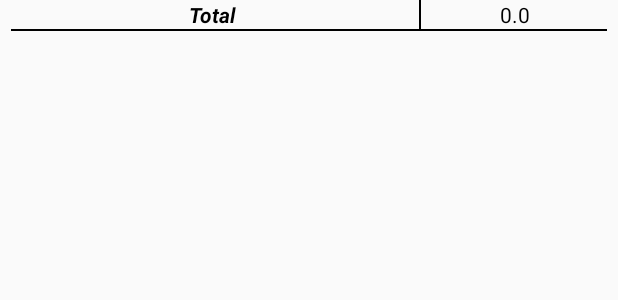
After one commit to fajarmi21/Pupuk, an Android app: the layout ppl_usul_footer.xml on its own in the app's theme, with its tools: preview values and no code run, on a phone screen of 412 x 824 dp. The commit adds this screen. Shown: the top 300 px of the screen. Run offline under Robolectric (Android 15) with nearby library versions, the phone set to English and light mode, and no system bars; Roboto replaces fonts that are not available here.

Commit message:
tak upload ki

```diff
--- a/app/src/main/java/com/polinema/android/kotlin/pupuk/network/WebServiceClient.kt
+++ b/app/src/main/java/com/polinema/android/kotlin/pupuk/network/WebServiceClient.kt
@@ -12,7 +12,7 @@ object WebServiceClient {
     private lateinit var interceptor: HttpLoggingInterceptor
     private lateinit var okHttpClient: OkHttpClient
     private var retrofit: Retrofit? = null
-    val http = "https://793ee2e60227.ngrok.io"
+    val http = "https://34795b6ce3f4.ngrok.io"
 
     val client: Retrofit
         get() {
--- a/app/src/main/java/com/polinema/android/kotlin/pupuk/ui/ppl/PplActivity.kt
+++ b/app/src/main/java/com/polinema/android/kotlin/pupuk/ui/ppl/PplActivity.kt
@@ -106,7 +106,7 @@ class PplActivity : AppCompatActivity(), AnkoLogger {
             resource = R.drawable.icn_close
             bgColor = R.color.text_color
         }
-         val usul = MenuObject("Usulan").apply {
+         val usul = MenuObject("Verifikasi").apply {
             resource = R.drawable.icn_approval
             bgColor = R.color.text_color
         }
--- /dev/null
+++ b/app/src/main/res/layout/ppl_usul_footer.xml
@@ -0,0 +1,50 @@
+<?xml version="1.0" encoding="utf-8"?>
+<LinearLayout xmlns:android="http://schemas.android.com/apk/res/android"
+    xmlns:tools="http://schemas.android.com/tools"
+    android:layout_width="match_parent"
+    android:layout_height="wrap_content"
+    xmlns:app="http://schemas.android.com/apk/res-auto"
+    android:orientation="vertical"
+    android:paddingHorizontal="5dp"
+    android:id="@+id/PPLr">
+
+    <LinearLayout
+        android:layout_width="match_parent"
+        android:layout_height="wrap_content"
+        android:orientation="horizontal">
+
+        <TextView
+            android:id="@+id/textView3"
+            android:layout_width="0dp"
+            android:layout_height="match_parent"
+            android:layout_weight="2.155"
+            android:gravity="center"
+            android:text="Total"
+            android:textColor="@color/blackTextColor"
+            android:textStyle="bold|italic" />
+
+        <View
+            android:layout_width="1dp"
+            android:layout_height="match_parent"
+            android:layout_marginStart="3dp"
+            android:background="@color/colorBlack" />
+
+        <TextView
+            android:id="@+id/txTotalVPPL"
+            android:layout_width="0dp"
+            android:layout_weight="1"
+            android:layout_height="wrap_content"
+            android:gravity="center"
+            android:text="0.0"
+            android:textColor="@color/blackTextColor" />
+
+    </LinearLayout>
+
+    <View
+        android:id="@+id/divider5"
+        android:layout_width="match_parent"
+        android:layout_height="1dp"
+        android:layout_marginHorizontal="2dp"
+        android:layout_weight="1"
+        android:background="@color/blackTextColor" />
+</LinearLayout>
```
Also changed, not shown: app/src/main/java/com/polinema/android/kotlin/pupuk/PplUsulFragment.kt (deleted, +0 -31 lines), app/src/main/java/com/polinema/android/kotlin/pupuk/PplUsulViewModel.kt (deleted, +0 -7 lines), app/src/main/java/com/polinema/android/kotlin/pupuk/model/Ppl.kt (+9 -0 lines), app/src/main/java/com/polinema/android/kotlin/pupuk/network/BackEndApi.kt (+8 -0 lines), app/src/main/java/com/polinema/android/kotlin/pupuk/ui/ppl/fragment/PplUsulDetailFragment.kt (added, +31 -0 lines), app/src/main/java/com/polinema/android/kotlin/pupuk/ui/ppl/fragment/PplUsulFragment.kt (added, +228 -0 lines), app/src/main/java/com/polinema/android/kotlin/pupuk/viewmodel/PplUsulDetailViewModel.kt (added, +7 -0 lines), app/src/main/java/com/polinema/android/kotlin/pupuk/viewmodel/PplUsulViewModel.kt (added, +48 -0 lines), app/src/main/res/layout/ppl_usul_detail_fragment.xml (added, +13 -0 lines), app/src/main/res/layout/ppl_usul_fragment.xml (+100 -8 lines), app/src/main/res/layout/ppl_usul_item.xml (added, +89 -0 lines).
